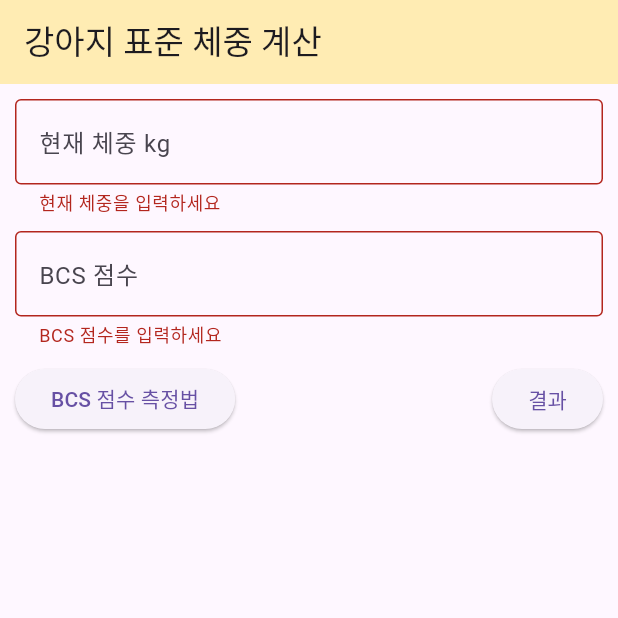
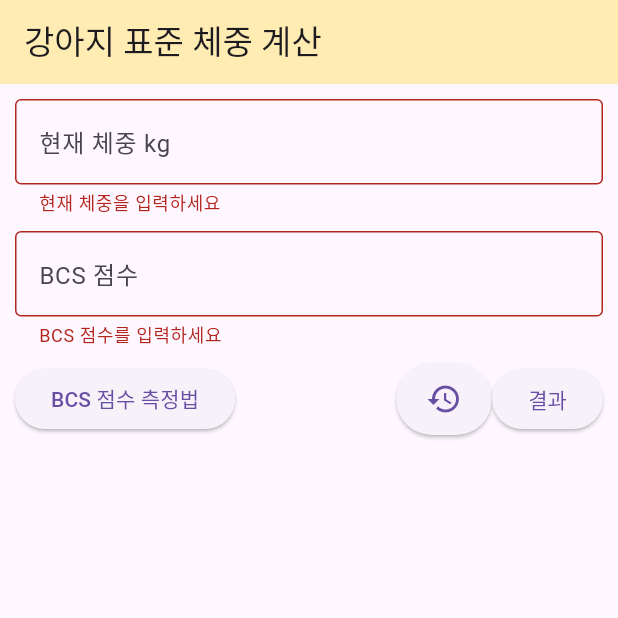
Before and after one commit to HACCP92/bmi_calculator, a Flutter app: the screen it shows after launch, after a tap on "결과", on a phone screen of 412 x 824 dp, the top half of it. Run offline on Flutter 3.47's test engine with Material 2 defaults, Android fonts, the phone set to English and light mode, and no system bars; our stand-ins replace go_router, lottie, shared_preferences.

Commit message:
ADD : ElevateButton 위치및 수정

```diff
--- a/lib/presentation/main/main_screen.dart
+++ b/lib/presentation/main/main_screen.dart
@@ -59,6 +59,14 @@ class _MainScreenState extends State<MainScreen> {
     return null; // 유효성 검사 통과
   }
 
+  void _resetFields() {
+    setState(() {
+      _weightController.text = ''; // 현재 체중 입력 초기화
+      _bcsController.text = ''; // BCS 점수 입력 초기화
+      _bcsErrorText = null; // 에러 메시지 초기화
+    });
+  }
+
   @override
   Widget build(BuildContext context) {
     return Scaffold(
@@ -70,7 +78,9 @@ class _MainScreenState extends State<MainScreen> {
         padding: const EdgeInsets.all(10.0),
         child: Form(
           key: _formKey,
-          child: Column(crossAxisAlignment: CrossAxisAlignment.end, children: [
+          child: Column(
+            crossAxisAlignment: CrossAxisAlignment.end,
+            children: [
               TextFormField(
                 controller: _weightController,
                 decoration: const InputDecoration(
@@ -106,18 +116,32 @@ class _MainScreenState extends State<MainScreen> {
               ),
               const SizedBox(height: 10),
               Row(
-              mainAxisAlignment: MainAxisAlignment.spaceBetween, //
+                mainAxisAlignment: MainAxisAlignment.spaceBetween,
                 children: [
                   ElevatedButton(
                     onPressed: () {},
                     child: const Text('BCS 점수 측정법'),
                   ),
-                const SizedBox(width: 10),
+                  Row(
+                    children: [
+                      ElevatedButton(
+                        onPressed: _resetFields,
+                        style: ElevatedButton.styleFrom(
+                          padding: EdgeInsets.zero,
+                        ),
+                        child: Center(
+                          child: IconButton(
+                            icon: Icon(Icons.restore),
+                            onPressed: _resetFields,
+                            iconSize: 24,
+                          ),
+                        ),
+                      ),
                       ElevatedButton(
                         onPressed: () {
                           if (_formKey.currentState?.validate() == false) {
                             setState(() {
-                        _bcsErrorText = 'BCS 점수를 입력하세요'; // 유효성 검사 에러 메시지 수동 추가
+                              _bcsErrorText = 'BCS 점수를 입력하세요';
                             });
                             return;
                           }
@@ -133,13 +157,16 @@ class _MainScreenState extends State<MainScreen> {
                           );
                         },
                         child: const Hero(
-                    tag: 'result_button_tag', // 히어로 애니메이션을 위한 고유 태그를 제공합니다.
+                          tag: 'result_button_tag',
                           child: Text('결과'),
                         ),
                       ),
                     ],
                   ),
-          ]),
+                ],
+              ),
+            ],
+          ),
         ),
       ),
     );
```
Lines whose indentation alone changed are shown as unchanged.
